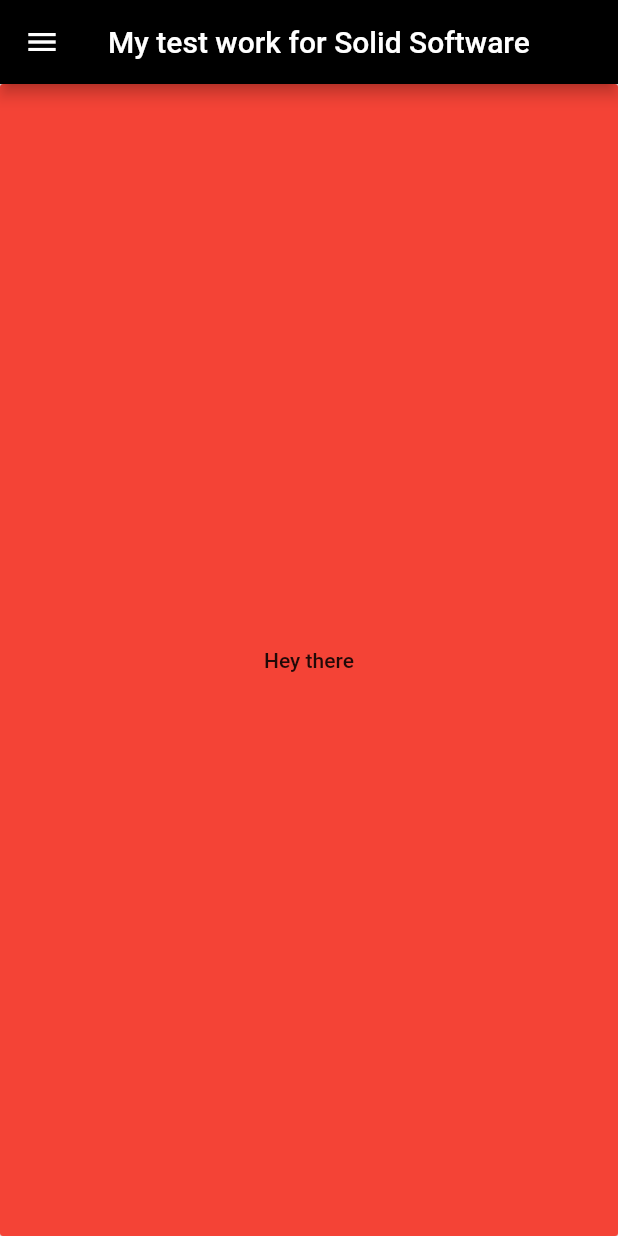
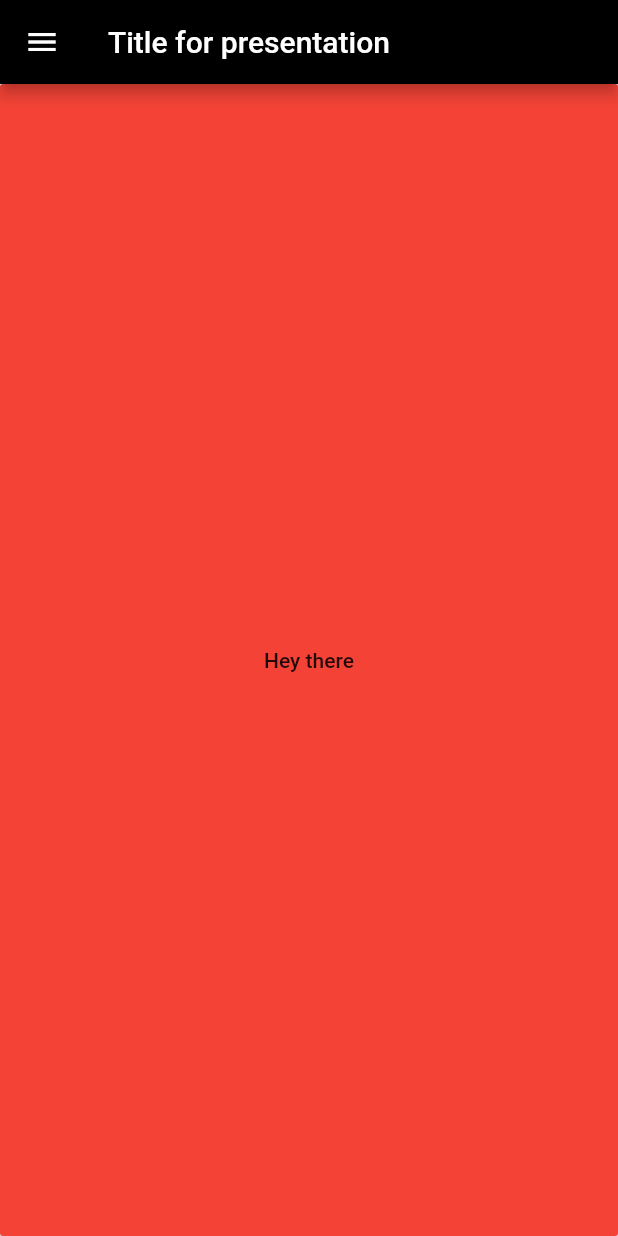
Before and after one commit to Chivapchich/Solid-task, a Flutter app: the screen it shows after launch, on a phone screen of 412 x 824 dp. Run offline on Flutter 3.47's test engine with Material 2 defaults, Android fonts, the phone set to English and light mode, and no system bars.

Commit message:
Update main.dart

```diff
--- a/lib/main.dart
+++ b/lib/main.dart
@@ -27,7 +27,7 @@ import 'package:test_work1/drawer.dart';
                 home: Scaffold(
                     appBar: AppBar(
 
-                      title: Text('My test work for Solid Software',style: TextStyle(
+                      title: Text('Title for presentation',style: TextStyle(
                       color: Colors.white,
                       ),
                       ),
```
